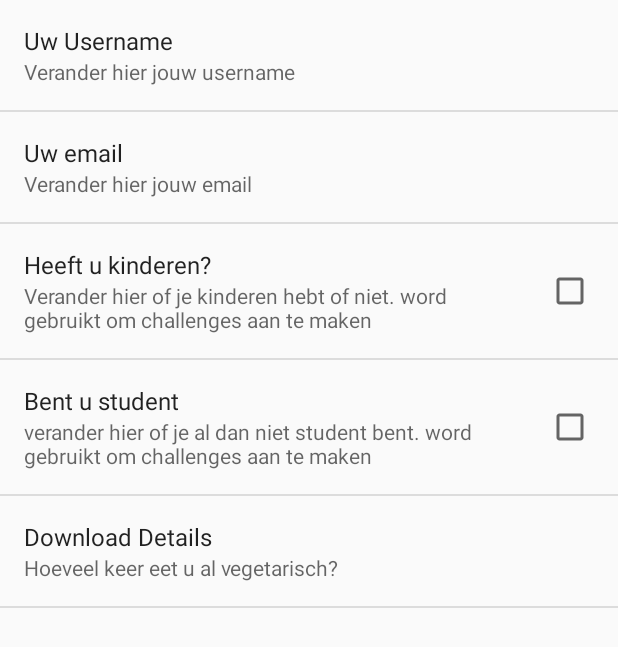
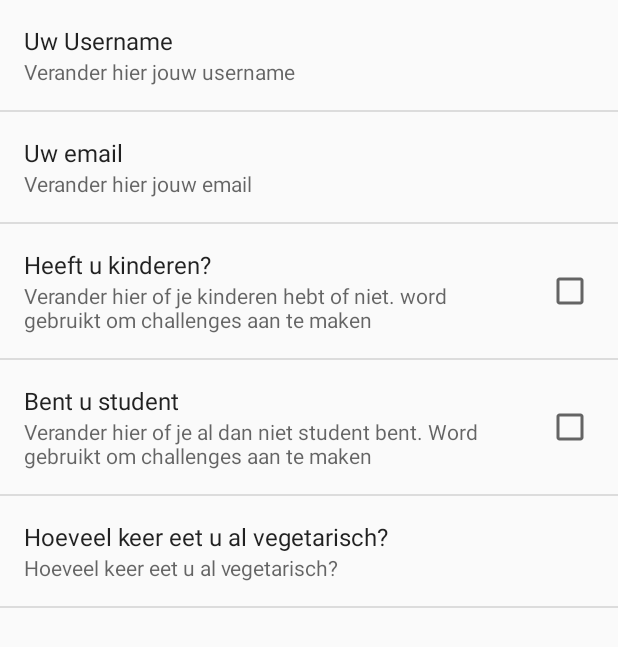
Before and after one commit to horoblast/EVA-project-Groep-6-Android, an Android app: the Settings screen opened directly, with no data from a screen before it, on a phone screen of 412 x 824 dp. Shown: the top 647 px of the screen. Run offline under Robolectric (Android 15) with nearby library versions, the phone set to English and light mode, and no system bars; libraries missing offline, so code that uses them is left out: com.koushikdutta.async, com.koushikdutta.ion; pictures from the network do not load.

Commit message:
settings van user kunnen veranderen + bug met recycler gekeken

```diff
--- a/Eva_projectg6/app/src/main/java/com/example/bremme/eva_projectg6/Repository/RestApiRepository.java
+++ b/Eva_projectg6/app/src/main/java/com/example/bremme/eva_projectg6/Repository/RestApiRepository.java
@@ -34,8 +34,13 @@ public class RestApiRepository {
     private final String SETALLSUGGESTIONS ="http://groep6api.herokuapp.com/setsuggestions";
     private final String GETALLCHALLENGESBYLIST = "http://groep6api.herokuapp.com/findmanychallengesbyid";
     private final String SETSCORERATING = "http://groep6api.herokuapp.com/setrating";
+    private final String SUBMITUSERCHANGES = "http://groep6api.herokuapp.com/submitChanges";
     private Challenge[] challengeList;
     public RestApiRepository() {
+    }
+
+    public String getSUBMITUSERCHANGES() {
+        return SUBMITUSERCHANGES;
     }
 
     public String getGETALLCHALLENGESBYLIST() {
--- a/Eva_projectg6/app/src/main/java/com/example/bremme/eva_projectg6/Settings.java
+++ b/Eva_projectg6/app/src/main/java/com/example/bremme/eva_projectg6/Settings.java
@@ -9,6 +9,8 @@ import android.media.RingtoneManager;
 import android.net.Uri;
 import android.os.Build;
 import android.os.Bundle;
+import android.preference.CheckBoxPreference;
+import android.preference.EditTextPreference;
 import android.preference.ListPreference;
 import android.preference.Preference;
 import android.preference.PreferenceActivity;
@@ -19,7 +21,12 @@ import android.preference.RingtonePreference;
 import android.text.TextUtils;
 import android.util.Log;
 
+import com.example.bremme.eva_projectg6.Repository.RestApiRepository;
+import com.example.bremme.eva_projectg6.domein.Difficulty;
+import com.example.bremme.eva_projectg6.domein.User;
 import com.example.bremme.eva_projectg6.domein.UserLocalStore;
+import com.koushikdutta.async.future.FutureCallback;
+import com.koushikdutta.ion.Ion;
 
 import java.util.List;
 
@@ -44,6 +51,12 @@ public class Settings extends PreferenceActivity {
     }
 
     public static class MyPreferenceFragment extends PreferenceFragment {
+        private EditTextPreference prefUsername;
+        private UserLocalStore userLocalStore;
+        private EditTextPreference prefEmail;
+        private CheckBoxPreference prefHasKids;
+        private CheckBoxPreference  prefIsStudent;
+        private ListPreference difficulty;
         @Override
         public PreferenceManager getPreferenceManager() {
             return super.getPreferenceManager();
@@ -51,21 +64,97 @@ public class Settings extends PreferenceActivity {
 
         @Override
         public void onDestroyView() {
+            compareUserChanges();
             super.onDestroyView();
-            yolo();
+
         }
 
-        private void yolo()
+        private void compareUserChanges()
         {
-            UserLocalStore userLocalStore = new UserLocalStore(this.getContext());
-            SharedPreferences SP = PreferenceManager.getDefaultSharedPreferences(this.getContext());
-            Log.i("user",userLocalStore.getLoggedInUser().toString());
+            Boolean isChanged = false;
+            User u = userLocalStore.getLoggedInUser();
+            if(!prefUsername.getText().toString().equals(userLocalStore.getUsername()))
+            {
+                isChanged = true;
+                u.setUsername(prefUsername.getText().toString());
+            }
+            if(!prefEmail.getText().toString().equals(userLocalStore.getEmail())){
+                isChanged = true;
+                u.setEmail(prefEmail.getText().toString());
+            }
+            if(!prefHasKids.isChecked() == userLocalStore.getHasChildren())
+            {
+                isChanged = true;
+                u.setHasChilderen(prefHasKids.isChecked());
+            }
+            if(!prefIsStudent.isChecked() == userLocalStore.getStudent())
+            {
+                isChanged = true;
+                u.setIsStudent(prefIsStudent.isChecked());
+            }
+            if(!difficulty.getValue().equals(userLocalStore.getDifficulty()))
+            {
+                isChanged = true;
+                u.setDif(getDificultyFromPref());
+            }
+            if(isChanged)
+            {
+                setChanges(u);
+            }
+
         }
         @Override
         public void onCreate(final Bundle savedInstanceState) {
             super.onCreate(savedInstanceState);
             addPreferencesFromResource(R.xml.preferences);
-
+            userLocalStore = new UserLocalStore(this.getContext());
+            prefUsername = (EditTextPreference)findPreference("Username");
+            prefEmail = (EditTextPreference)findPreference("Email");
+            prefHasKids = (CheckBoxPreference)findPreference("Haschildren");
+            prefIsStudent = (CheckBoxPreference)findPreference("IsStudent");
+            difficulty = (ListPreference) findPreference("Difficulty");
+            prefUsername.setText(userLocalStore.getUsername());
+            prefEmail.setText(userLocalStore.getEmail());
+            prefHasKids.setChecked(userLocalStore.getHasChildren());
+            prefIsStudent.setChecked(userLocalStore.getStudent());
+            difficulty.setValueIndex(getIndex(userLocalStore.getDifficulty()));
+        }
+        private int getIndex(String dif)
+        {
+            int x = 0;
+            if(dif.equals("medium"))
+                x = 1;
+            else if(dif.equals("hard"))
+                x=2;
+            return x;
+        }
+        private Difficulty getDificultyFromPref()
+        {
+            return Difficulty.valueOf(difficulty.getValue());
+        }
+        private void setChanges(User u)
+        {
+            userLocalStore.storeUserData(u);
+            RestApiRepository repo = new RestApiRepository();
+            Ion.with(this)
+                    .load(repo.getSUBMITUSERCHANGES())
+                    .setHeader("Authorization", "Bearer " + userLocalStore.getToken())
+                    .setBodyParameter("username",u.getUsername())
+                    .setBodyParameter("firstname",u.getFirstname())
+                    .setBodyParameter("lastname",u.getLastname())
+                    .setBodyParameter("email",u.getEmail())
+                    .setBodyParameter("isstudent",u.isStudent()+"")
+                    .setBodyParameter("haschildren",u.HasChilderen()+"")
+                    .setBodyParameter("difficulty",u.getDif().toString().toLowerCase())
+                    .setBodyParameter("birthdate",u.getGebDatum())
+                    .asString().setCallback(new FutureCallback<String>() {
+                @Override
+                public void onCompleted(Exception e, String result) {
+                    //todo things when gelukt
+                    Log.i("Settings userC",result+" <-text");
+                    Log.i("Settings userC",result+" <-text");
+                }
+            });
         }
     }
 }
--- a/Eva_projectg6/app/src/main/java/com/example/bremme/eva_projectg6/ViewChallenges.java
+++ b/Eva_projectg6/app/src/main/java/com/example/bremme/eva_projectg6/ViewChallenges.java
@@ -74,6 +74,8 @@ public class ViewChallenges extends AppCompatActivity {
 
         //noinspection SimplifiableIfStatement
         if (id == R.id.action_settings) {
+            Intent i = new Intent(this, Settings.class);
+            startActivity(i);
             return true;
         }
 
--- a/Eva_projectg6/app/src/main/java/com/example/bremme/eva_projectg6/domein/UserLocalStore.java
+++ b/Eva_projectg6/app/src/main/java/com/example/bremme/eva_projectg6/domein/UserLocalStore.java
@@ -27,6 +27,10 @@ public class UserLocalStore {
     {
         return userLocalDatabase.getString("Id","");
     }
+    public String getEmail(){return userLocalDatabase.getString("Email","");}
+    public String getDifficulty(){return userLocalDatabase.getString("Difficulty","");}
+    public Boolean getStudent(){return userLocalDatabase.getBoolean("IsStudent", false);}
+    public Boolean getHasChildren(){return userLocalDatabase.getBoolean("HasChildren", false);}
     public void storeUserData(User user)
     {
         SharedPreferences.Editor spEditor = userLocalDatabase.edit();
--- a/Eva_projectg6/app/src/main/res/layout/simplerow.xml
+++ b/Eva_projectg6/app/src/main/res/layout/simplerow.xml
@@ -67,7 +67,8 @@
             android:id="@+id/buttonDone"
             android:layout_width="match_parent"
             android:layout_height="50dp"
-            android:background="#FF9A47"/>
+            android:background="#FF9A47"
+            android:visibility="gone"/>
     </LinearLayout>
 
 
--- a/Eva_projectg6/app/src/main/res/values/strings.xml
+++ b/Eva_projectg6/app/src/main/res/values/strings.xml
@@ -63,7 +63,8 @@
     <string name="userHasChildren">Heeft u kinderen?</string>
     <string name="userHasChildrenSum">Verander hier of je kinderen hebt of niet. word gebruikt om challenges aan te maken</string>
     <string name="userIsStudent">Bent u student</string>
-    <string name="userIsStudentSum">verander hier of je al dan niet student bent. word gebruikt om challenges aan te maken</string>
+    <string name="userIsStudentSum">Verander hier of je al dan niet student bent. Word gebruikt om challenges aan te maken</string>
+    <string name="Diffic"></string>
     <string-array name="listArray">
         <item>0-1 dag</item>
         <item>2-5 dagen</item>
@@ -71,8 +72,8 @@
     </string-array>
 
     <string-array name="listValues">
-        <item>Difficulty.easy</item>
-        <item>Difficulty.medium</item>
-        <item>Difficulty.hard</item>
+        <item>easy</item>
+        <item>medium</item>
+        <item>hard</item>
     </string-array>
 </resources>
--- a/Eva_projectg6/app/src/main/res/xml/preferences.xml
+++ b/Eva_projectg6/app/src/main/res/xml/preferences.xml
@@ -4,17 +4,17 @@
         android:key="Username"
         android:summary="@string/usernameSummary"></EditTextPreference>
     <EditTextPreference android:title="@string/userEmail"
-        android:key="email"
+        android:key="Email"
         android:summary="@string/userEmailSum"></EditTextPreference>
     <CheckBoxPreference android:title="@string/userHasChildren"
         android:summary="@string/userHasChildrenSum"
-        android:key="haschildren" />
+        android:key="Haschildren" />
     <CheckBoxPreference android:title="@string/userIsStudent"
         android:summary="@string/userIsStudentSum"
-        android:key="haschildren" />
-    <ListPreference     android:title="Download Details"
+        android:key="IsStudent" />
+    <ListPreference     android:title="@string/difficultLabel"
         android:summary="@string/difficultLabel"
-        android:key="difficulty"
+        android:key="Difficulty"
         android:entries="@array/listArray"
         android:entryValues="@array/listValues" />
 </PreferenceScreen>
--- a/Eva_projectg6/build.gradle
+++ b/Eva_projectg6/build.gradle
@@ -1,6 +1,3 @@
-// Top-level build file where you can add configuration options common to all sub-projects/modules.
-<<<<<<< HEAD
-=======
 
 buildscript {
     repositories {
@@ -19,4 +16,3 @@ allprojects {
         jcenter()
     }
 }
->>>>>>> 839cdfe7c0ac7918fc51d541e31a83aa4b309ff8
```
Also changed, not shown: Eva_projectg6/app/src/main/java/com/example/bremme/eva_projectg6/ChallengeAdapter.java (+4 -5 lines), 270 other files.
